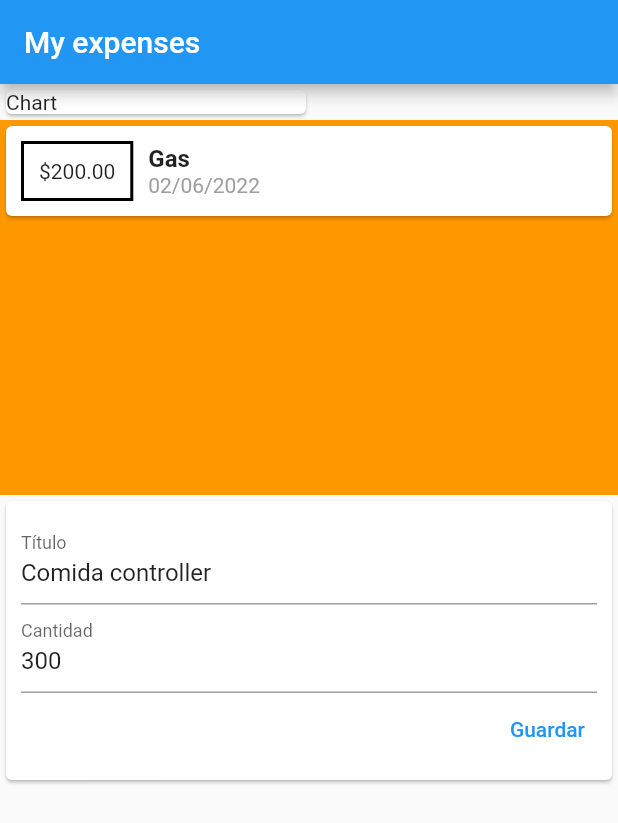
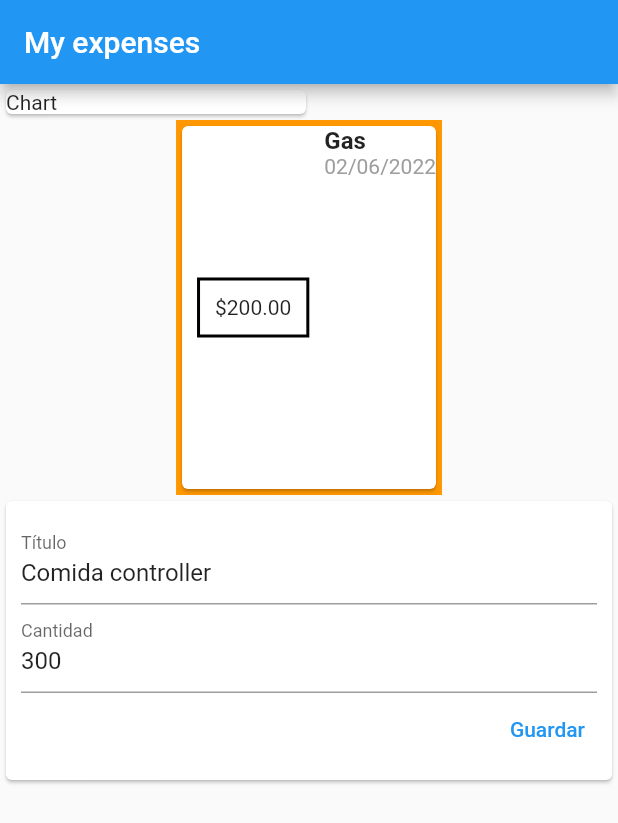
Before and after one commit to rodriguezzdavid/bootCampFlutter, a Flutter app: the screen it shows after launch, on a phone screen of 412 x 824 dp. Shown: the top 823 px of the screen. Run offline on Flutter 3.47's test engine with Material 2 defaults, Android fonts, the phone set to English and light mode, and no system bars.

```diff
--- a/01day/diaunogastos/lib/widgets/transaction_list.dart
+++ b/01day/diaunogastos/lib/widgets/transaction_list.dart
@@ -28,7 +28,8 @@ class TransactionList extends StatelessWidget {
       color: Colors.orange,
       height: 250,
       child: SingleChildScrollView(
-        child: Column(
+        scrollDirection: Axis.horizontal,
+        child: Row(
           children: _trasactionList(),
         ),
       ),
```
Also changed, not shown: 01day/diaunogastos/lib/my_home_page.dart (indentation only).
